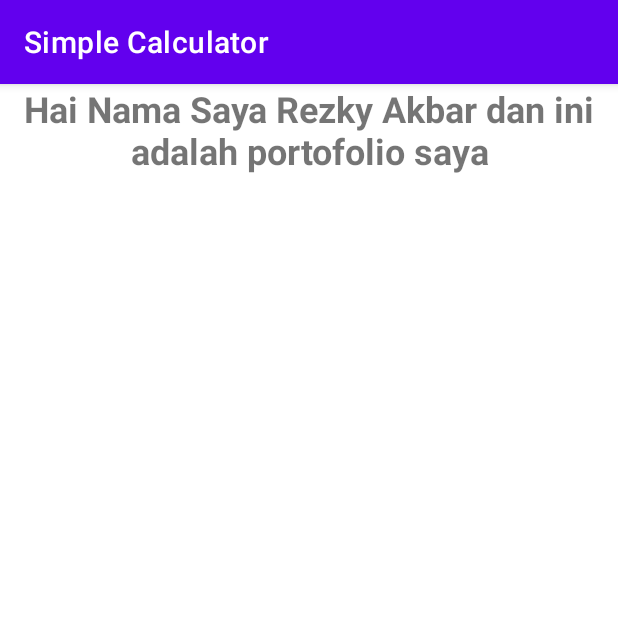
After one commit to EkiAkbar/SimpleCalculator, an Android app: the DetailActivity screen opened directly, with no data from a screen before it, on a phone screen of 412 x 824 dp, the top half of it. The commit adds this screen. Run offline under Robolectric (Android 15) with nearby library versions, the phone set to English and light mode, and no system bars.

Commit message:
Update Detail Activity
Update Detail Activity

```diff
--- a/app/src/main/AndroidManifest.xml
+++ b/app/src/main/AndroidManifest.xml
@@ -9,7 +9,9 @@
         android:roundIcon="@mipmap/ic_launcher_round"
         android:supportsRtl="true"
         android:theme="@style/Theme.SimpleCalculator">
-
+        <activity
+            android:name=".DetailActivity"
+            android:exported="false" />
         <activity android:name=".MainActivity"
             android:exported="true">
             <intent-filter>
--- /dev/null
+++ b/app/src/main/java/com/example/simplecalculator/DetailActivity.java
@@ -0,0 +1,18 @@
+package com.example.simplecalculator;
+
+import android.os.Bundle;
+
+import androidx.activity.EdgeToEdge;
+import androidx.appcompat.app.AppCompatActivity;
+import androidx.core.graphics.Insets;
+import androidx.core.view.ViewCompat;
+import androidx.core.view.WindowInsetsCompat;
+
+public class DetailActivity extends AppCompatActivity {
+
+    @Override
+    protected void onCreate(Bundle savedInstanceState) {
+        super.onCreate(savedInstanceState);
+        setContentView(R.layout.activity_detail); // Pastikan layout ini ada
+    }
+}
--- /dev/null
+++ b/app/src/main/res/layout/activity_detail.xml
@@ -0,0 +1,19 @@
+<?xml version="1.0" encoding="utf-8"?>
+<androidx.constraintlayout.widget.ConstraintLayout xmlns:android="http://schemas.android.com/apk/res/android"
+    xmlns:tools="http://schemas.android.com/tools"
+    android:layout_width="match_parent"
+    android:layout_height="match_parent">
+
+    <TextView
+        android:id="@+id/textDetail"
+        android:layout_width="wrap_content"
+        android:layout_height="wrap_content"
+        android:text="Hai Nama Saya Rezky Akbar dan ini adalah portofolio saya"
+        android:textAlignment="center"
+        android:textSize="24sp"
+        android:textStyle="bold"
+        tools:ignore="MissingConstraints"
+        tools:layout_editor_absoluteX="0dp"
+        tools:layout_editor_absoluteY="222dp" />
+
+</androidx.constraintlayout.widget.ConstraintLayout>
--- a/app/src/main/res/layout/activity_main.xml
+++ b/app/src/main/res/layout/activity_main.xml
@@ -73,13 +73,13 @@
     <TextView
         android:id="@+id/result"
         android:text="Hasil: "
-        android:textSize="18sp"
+        android:textSize="30sp"
         android:layout_marginTop="24dp"
         android:layout_width="match_parent"
         android:layout_height="wrap_content"/>
 
     <Button
-        android:id="@+id/button"
+        android:id="@+id/btnTentang"
         android:layout_width="match_parent"
         android:layout_height="wrap_content"
         android:text="Tentang" />
```
Also changed, not shown: app/src/main/java/com/example/simplecalculator/MainActivity.java (+11 -1 lines).
